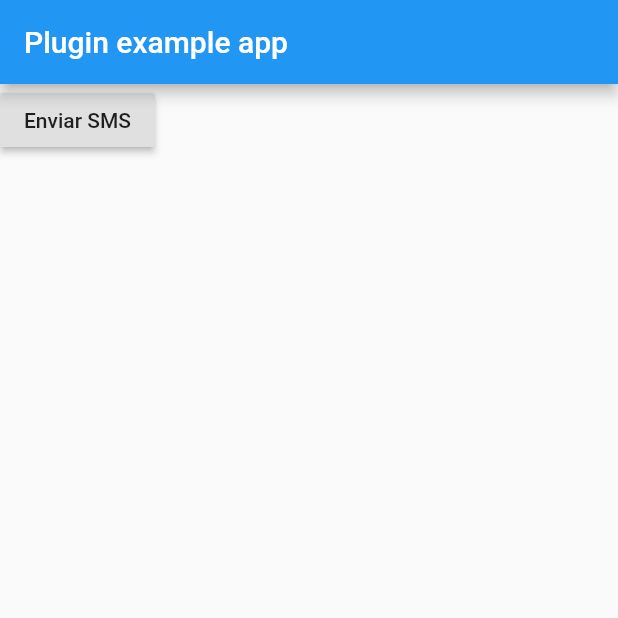
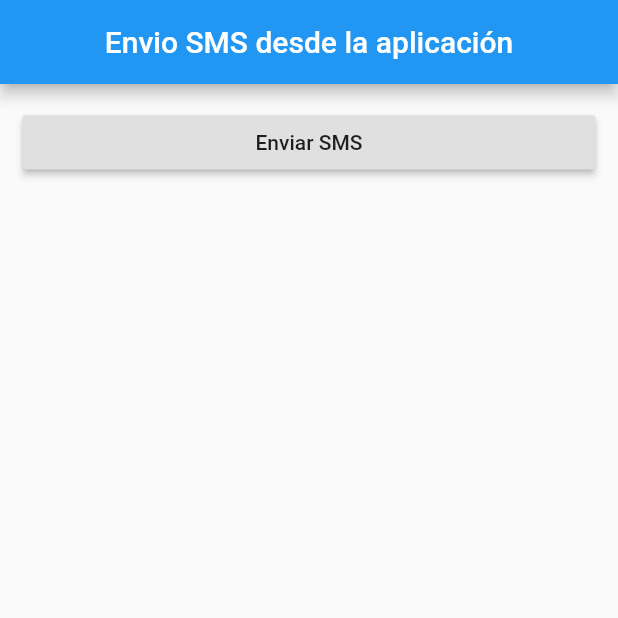
Before and after one commit to Mauricio07/SendSMS, a Flutter app: the screen it shows after launch, after a tap on "Enviar SMS", on a phone screen of 412 x 824 dp, the top half of it. Run offline on Flutter 3.47's test engine with Material 2 defaults, Android fonts, the phone set to English and light mode, and no system bars.

```diff
--- a/example/lib/main.dart
+++ b/example/lib/main.dart
@@ -9,7 +9,6 @@ class MyApp extends StatefulWidget {
 }
 
 class _MyAppState extends State<MyApp> {
-
   @override
   void initState() {
     super.initState();
@@ -20,20 +19,21 @@ class _MyAppState extends State<MyApp> {
     return MaterialApp(
       home: Scaffold(
         appBar: AppBar(
-          title: const Text('Plugin example app'),
+          centerTitle: true,
+          title: const Text('Envio SMS desde la aplicación'),
         ),
-        body: Column(
-          children: <Widget>[
-            RaisedButton(
-              child: Text("Enviar SMS"),
-              onPressed: () async{
-                String phoneNumber = "";
-                String message = "";
-                await Sendsms.onSendSMS(phoneNumber, message);
-              },
-            )
-          ],
-        )
+        body: Container(
+          padding: EdgeInsets.all(15),
+          width: double.infinity,
+          child: RaisedButton(
+            child: Text("Enviar SMS"),
+            onPressed: () async {
+              String phoneNumber = "";
+              String message = "";
+              Sendsms.onSendSMS(phoneNumber, message);
+            },
+          ),
+        ),
       ),
     );
   }
```
Also changed, not shown: pubspec.yaml (+3 -39 lines), example/pubspec.lock, pubspec.lock, 2 other files.
